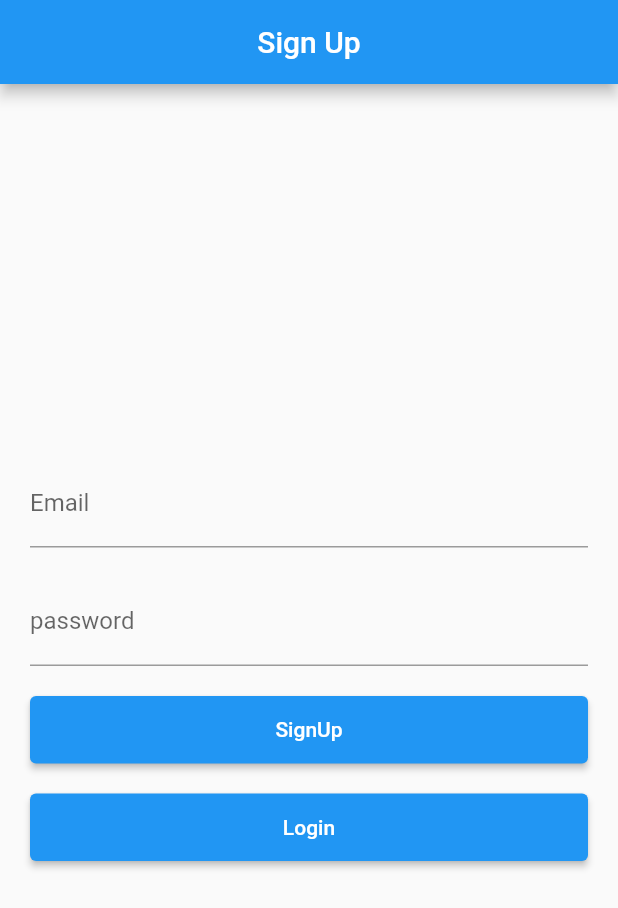
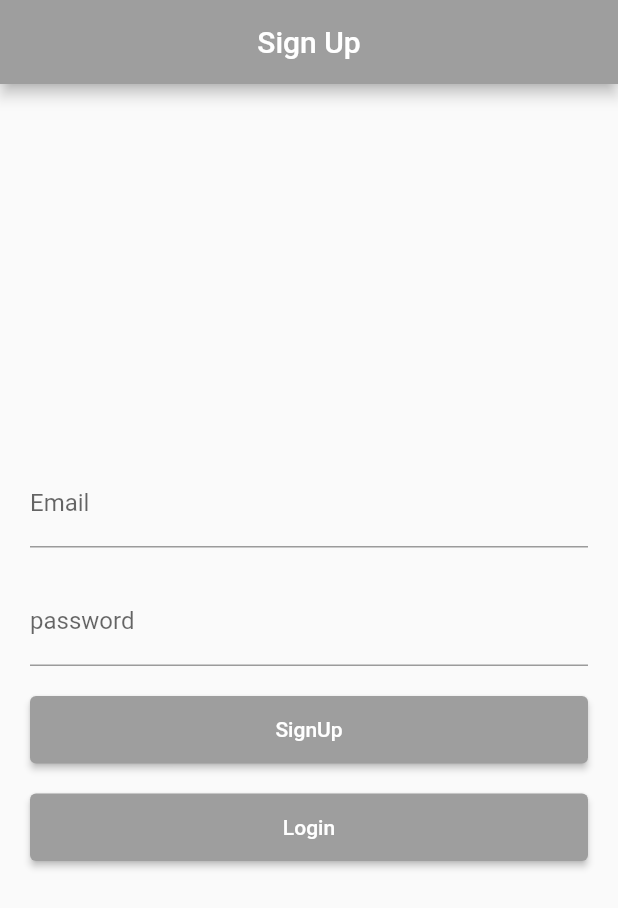
Before and after one commit to PritDholariya/FireBase, a Flutter app: the screen it shows after launch, after a tap on "Login", after a tap on "SignUp", on a phone screen of 412 x 824 dp. Shown: the top 908 px of the screen. Run offline on Flutter 3.47's test engine with Material 2 defaults, Android fonts, the phone set to English and light mode, and no system bars; our stand-ins replace firebase_auth, firebase_core; accounts and stored records are empty.

Commit message:
commit by prit

```diff
--- a/lib/pages/home_page.dart
+++ b/lib/pages/home_page.dart
@@ -2,14 +2,15 @@ import 'package:firebase_auth/firebase_auth.dart';
 import 'package:flutter/material.dart';
 
 class HomePage extends StatelessWidget {
-   HomePage({super.key});
+  HomePage({super.key});
   final user = FirebaseAuth.instance.currentUser;
   @override
   Widget build(BuildContext context) {
     return Scaffold(
       appBar: AppBar(
+        backgroundColor: Colors.grey,
         centerTitle: true,
-        title: const Text("Home page"),
+        title: const Text("Welcome guys"),
         actions: [
           IconButton(
             onPressed: () async {
--- a/lib/pages/login_page.dart
+++ b/lib/pages/login_page.dart
@@ -52,6 +52,7 @@ class _LoginPageState extends State<LoginPage> {
   Widget build(BuildContext context) {
     return Scaffold(
       appBar: AppBar(
+        backgroundColor: Colors.grey,
         centerTitle: true,
         title: const Text("Login"),
       ),
@@ -89,6 +90,7 @@ class _LoginPageState extends State<LoginPage> {
                 width: double.infinity,
                 height: 45,
                 child: ElevatedButton(
+                  style: ElevatedButton.styleFrom(backgroundColor: Colors.grey),
                   onPressed: () {
                     if (_formKey.currentState!.validate()) {
                       signInWithEmailAndPassword();
@@ -107,6 +109,8 @@ class _LoginPageState extends State<LoginPage> {
                 width: double.infinity,
                 height: 45,
                 child: ElevatedButton(
+                  style: ElevatedButton.styleFrom(backgroundColor: Colors.grey),
+
                   onPressed: widget.onPressed,
                   child: const Text("SignUp"),
                 ),
--- a/lib/pages/signup_page.dart
+++ b/lib/pages/signup_page.dart
@@ -55,6 +55,7 @@ class _SignUpState extends State<SignUp> {
   Widget build(BuildContext context) {
     return Scaffold(
       appBar: AppBar(
+        backgroundColor: Colors.grey,
         centerTitle: true,
         title: const Text("Sign Up"),
       ),
@@ -92,10 +93,11 @@ class _SignUpState extends State<SignUp> {
                 width: double.infinity,
                 height: 45,
                 child: ElevatedButton(
+                  style: ElevatedButton.styleFrom(backgroundColor: Colors.grey),
                   onPressed: () {
                     if (_formKey.currentState!.validate()) {
                       createUserWithEmailAndPassword();
-                      // print("Validation is done");
+                      print("Validation is done");
                     }
                   },
                   child: isLoading
@@ -111,6 +113,7 @@ class _SignUpState extends State<SignUp> {
                 width: double.infinity,
                 height: 45,
                 child: ElevatedButton(
+                  style: ElevatedButton.styleFrom(backgroundColor: Colors.grey),
                   onPressed: widget.onPressed,
                   child: const Text("Login"),
                 ),
```
